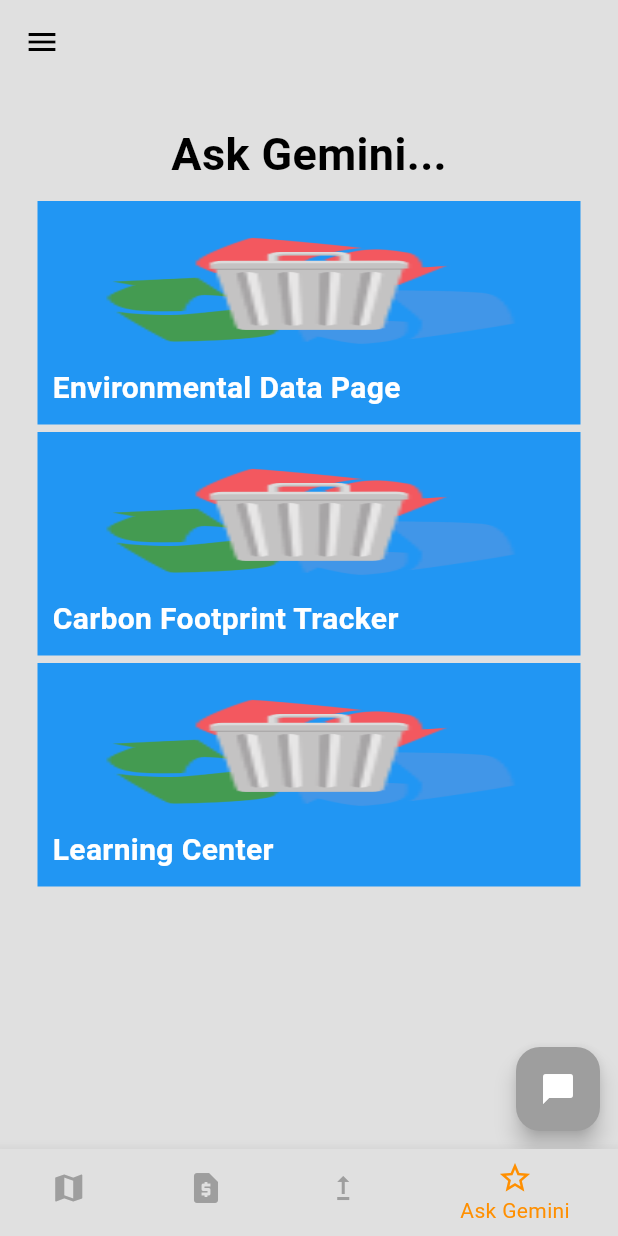
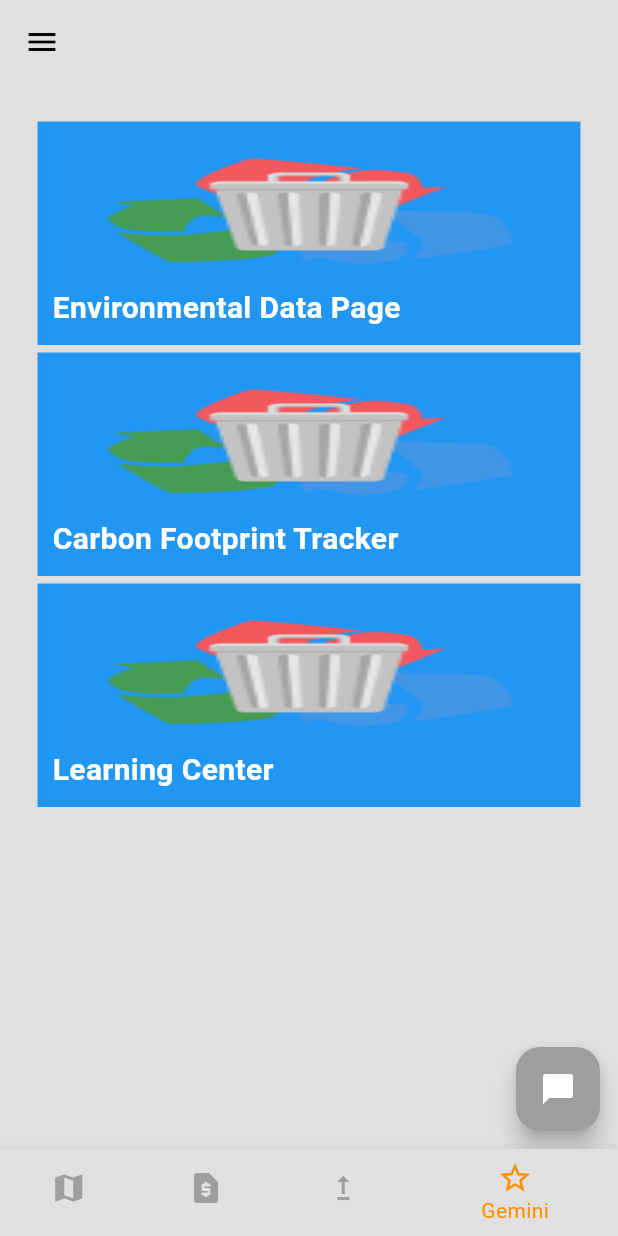
Before and after one commit to rkareem2/Clean-Cycle_flutter-app, a Flutter app: the screen it shows once a user with an empty profile is signed in, item 4 of the bottom bar chosen, on a phone screen of 412 x 824 dp. Run offline on Flutter 3.47's test engine with Material 3 defaults, Android fonts, the phone set to English and light mode, and no system bars; our stand-ins replace cloud_firestore, firebase_auth, firebase_core, flutter_markdown, get, google_generative_ai and 2 more; accounts and stored records are empty.

Commit message:
Interface update

```diff
--- a/clean_cycle/lib/pages/Home_page.dart
+++ b/clean_cycle/lib/pages/Home_page.dart
@@ -50,7 +50,7 @@ class _HomePageState extends State<HomePage> {
           ),
           BottomNavigationBarItem(
             icon: Icon(Icons.star_border),
-            label: 'Ask Gemini',
+            label: 'Gemini',
           ),
         ],
         currentIndex: _selectedIndex,
--- a/clean_cycle/lib/pages/gemini_page.dart
+++ b/clean_cycle/lib/pages/gemini_page.dart
@@ -27,8 +27,6 @@ class _MyAppState extends State<GeminiPage> {
             margin: const EdgeInsets.all(10),
             child: Column(
               children: [
-                const Text('Ask Gemini...', style: TextStyle(fontSize: 30, fontWeight: FontWeight.bold)),
-                const SizedBox(height: 10),
                 buildGeminiSectionButton("assets/logo1.png", "Environmental Data Page", "/env_data_page"),
                 const SizedBox(height: 5),
                 buildGeminiSectionButton("assets/logo1.png", "Carbon Footprint Tracker", "/carbon_tracker_page"),
```
